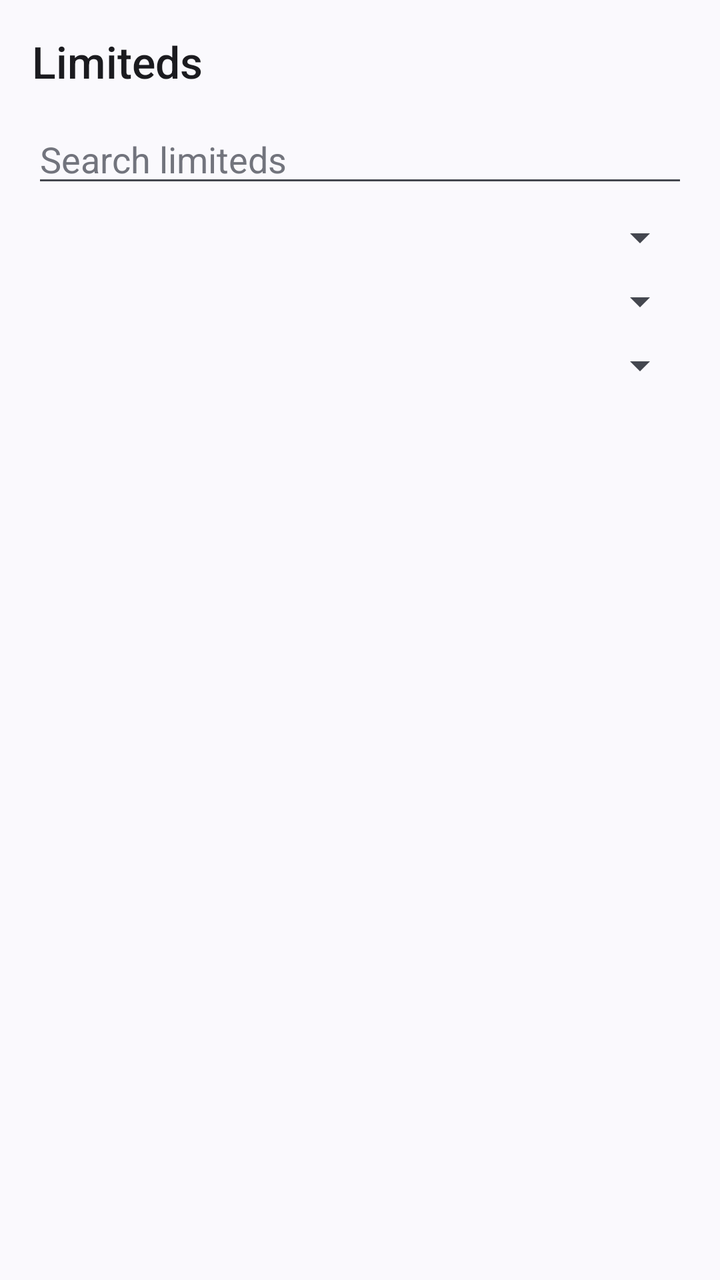
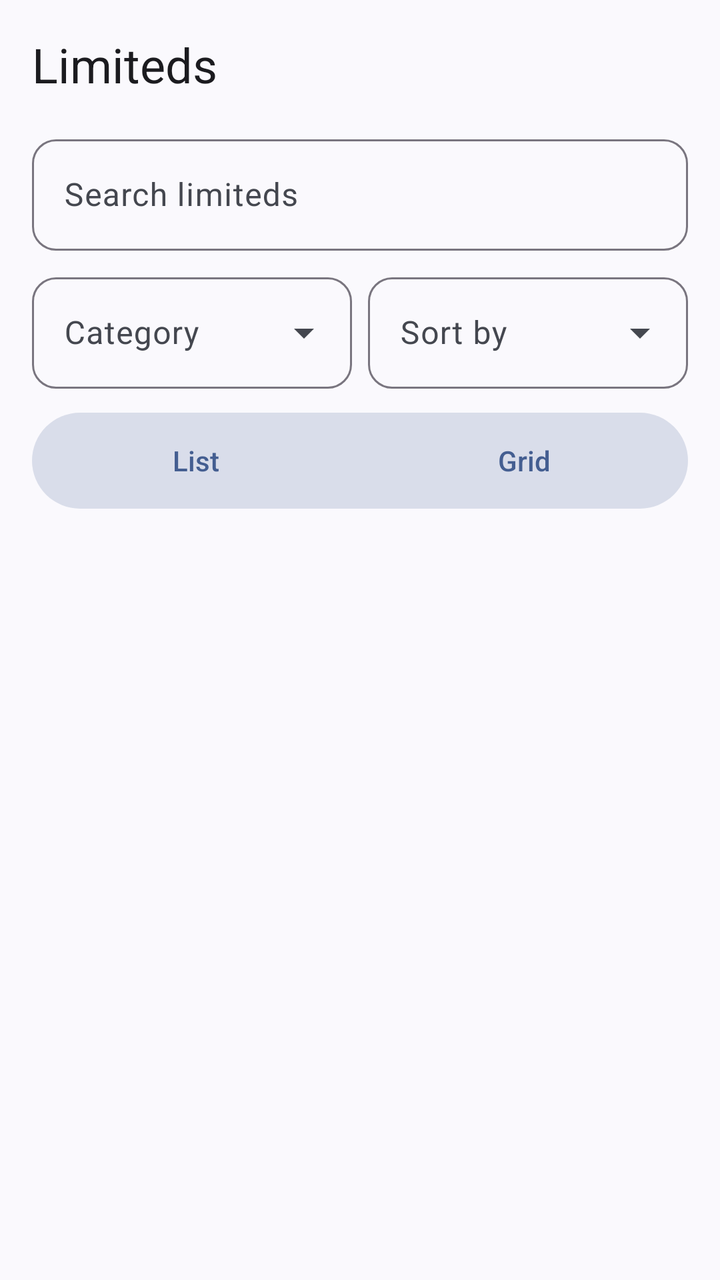

Before-and-after screenshots of an Android layout around one commit, followed by the original layout XML and the change that was made.
<!-- AndroidManifest.xml: application theme Theme.Voidstrap -->
<!-- res/layout/activity_limiteds.xml -->
<?xml version="1.0" encoding="utf-8"?>
<ScrollView xmlns:android="http://schemas.android.com/apk/res/android"
    xmlns:app="http://schemas.android.com/apk/res-auto"
    android:layout_width="match_parent"
    android:layout_height="match_parent"
    android:background="?attr/vsWindow"
    android:fillViewport="true">

    <LinearLayout
        android:layout_width="match_parent"
        android:layout_height="wrap_content"
        android:orientation="vertical"
        android:padding="16dp">

        <TextView
            android:layout_width="wrap_content"
            android:layout_height="wrap_content"
            android:accessibilityHeading="true"
            android:fontFamily="sans-serif-medium"
            android:text="@string/limiteds_title"
            android:textColor="?attr/vsTextPrimary"
            android:textSize="22sp" />

        <EditText
            android:id="@+id/limiteds_search"
            android:layout_width="match_parent"
            android:layout_height="wrap_content"
            android:layout_marginTop="12dp"
            android:hint="@string/limiteds_search"
            android:inputType="text" />

        <Spinner
            android:id="@+id/limiteds_category"
            android:layout_width="match_parent"
            android:layout_height="wrap_content"
            android:layout_marginTop="8dp" />

        <Spinner
            android:id="@+id/limiteds_sort"
            android:layout_width="match_parent"
            android:layout_height="wrap_content"
            android:layout_marginTop="8dp" />

        <Spinner
            android:id="@+id/limiteds_view"
            android:layout_width="match_parent"
            android:layout_height="wrap_content"
            android:layout_marginTop="8dp" />

        <TextView
            android:id="@+id/limiteds_status"
            android:layout_width="match_parent"
            android:layout_height="wrap_content"
            android:layout_marginTop="8dp"
            android:textAppearance="?attr/textAppearanceLabelLarge"
            android:textColor="?attr/vsTextSecondary" />

        <LinearLayout
            android:id="@+id/limiteds_list"
            android:layout_width="match_parent"
            android:layout_height="wrap_content"
            android:layout_marginTop="8dp"
            android:orientation="vertical" />

        <com.google.android.material.button.MaterialButton
            android:id="@+id/limiteds_more"
            style="@style/Widget.Voidstrap.Button"
            android:layout_width="match_parent"
            android:layout_height="wrap_content"
            android:layout_marginTop="12dp"
            android:text="@string/limiteds_more"
            android:visibility="gone" />
    </LinearLayout>
</ScrollView>
<!-- resources referenced by this layout -->
<resources>
  <string name="limiteds_more">Load more</string>
  <string name="limiteds_search">Search limiteds</string>
  <string name="limiteds_title">Limiteds</string>
  <style name="Theme.Voidstrap" parent="Base.Theme.Voidstrap" />
  <style name="Shape.Voidstrap.Pill" parent="">
          <item name="cornerFamily">rounded</item>
          <item name="cornerSize">50%</item>
      </style>
  <dimen name="vs_touch">48dp</dimen>
  <color name="vs_window">@color/vs_p_window</color>
  <color name="vs_sidebar">@color/vs_p_sidebar</color>
  <color name="vs_card">@color/vs_p_card</color>
  <color name="vs_menu">@color/vs_p_menu</color>
  <color name="vs_input">@color/vs_p_input</color>
  <color name="vs_text_primary">@color/vs_p_text_primary</color>
  <color name="vs_text_secondary">@color/vs_p_text_secondary</color>
  <color name="vs_text_tertiary">@color/vs_p_text_tertiary</color>
  <color name="vs_accent">@color/vs_p_primary</color>
  <color name="vs_on_accent">@color/vs_p_on_primary</color>
  <color name="vs_accent_text">@color/vs_p_primary</color>
  <color name="vs_critical">#FFBA1A1A</color>
  <color name="vs_control_stroke">#FF79757F</color>
  <color name="vs_divider">#FFCAC4CF</color>
  <color name="vs_subtle_pressed">#1F1C1B20</color>
  <style name="Shape.Voidstrap.Control" parent="">
          <item name="cornerFamily">rounded</item>
          <item name="cornerSize">@dimen/vs_radius_control</item>
      </style>
  <style name="Shape.Voidstrap.Card" parent="">
          <item name="cornerFamily">rounded</item>
          <item name="cornerSize">@dimen/vs_radius_card</item>
      </style>
  <style name="Shape.Voidstrap.Overlay" parent="">
          <item name="cornerFamily">rounded</item>
          <item name="cornerSize">@dimen/vs_radius_overlay</item>
      </style>
  <style name="ThemeOverlay.Voidstrap.BottomSheet" parent="ThemeOverlay.Material3.BottomSheetDialog">
          <item name="bottomSheetStyle">@style/Widget.Voidstrap.BottomSheet</item>
          <item name="android:navigationBarColor">@android:color/transparent</item>
      </style>
  <style name="Widget.Voidstrap.Snackbar" parent="Widget.Material3.Snackbar">
          <item name="backgroundTint">?attr/vsMenu</item>
          <item name="shapeAppearance">@style/Shape.Voidstrap.Card</item>
      </style>
  <style name="Widget.Voidstrap.SnackbarText" parent="Widget.Material3.Snackbar.TextView">
          <item name="android:textColor">?attr/vsTextPrimary</item>
      </style>
  <style name="Widget.Voidstrap.PopupMenu" parent="Widget.Material3.PopupMenu">
          <item name="android:popupBackground">@drawable/vs_menu_background</item>
      </style>
  <color name="vs_p_window">#FFFDF7FF</color>
  <color name="vs_p_sidebar">#FFF1ECF4</color>
  <color name="vs_p_card">#FFF7F2FA</color>
  <color name="vs_p_menu">#FFECE6EE</color>
  <color name="vs_p_input">#FFE6E1E9</color>
  <color name="vs_p_text_primary">#FF1C1B20</color>
  <color name="vs_p_text_secondary">#FF48454E</color>
  <color name="vs_p_text_tertiary">#FF79757F</color>
  <color name="vs_p_primary">#FF625690</color>
  <color name="vs_p_on_primary">#FFFFFFFF</color>
  <dimen name="vs_radius_control">12dp</dimen>
  <dimen name="vs_radius_card">20dp</dimen>
  <dimen name="vs_radius_overlay">28dp</dimen>
  <style name="Widget.Voidstrap.BottomSheet" parent="Widget.Material3.BottomSheet">
          <item name="backgroundTint">?attr/vsMenu</item>
          <item name="shapeAppearance">@style/Shape.Voidstrap.SheetTop</item>
      </style>
  <!-- drawable vs_menu_background (drawable) -->
  <?xml version="1.0" encoding="utf-8"?>
  <shape xmlns:android="http://schemas.android.com/apk/res/android">
      <solid android:color="?attr/vsMenu" />
      <corners android:radius="@dimen/vs_radius_control" />
  </shape>
  <!-- unchanged entries left out for length: 10 -->
</resources>

<!-- the commit's change to res/layout/activity_limiteds.xml (unified diff, before → after) -->
@@ -1,9 +1,10 @@
 <?xml version="1.0" encoding="utf-8"?>
 <ScrollView xmlns:android="http://schemas.android.com/apk/res/android"
     xmlns:app="http://schemas.android.com/apk/res-auto"
+    android:id="@+id/limiteds_scroll"
     android:layout_width="match_parent"
     android:layout_height="match_parent"
-    android:background="?attr/vsWindow"
+    android:background="?attr/colorSurface"
     android:fillViewport="true">
 
     <LinearLayout
@@ -16,44 +17,93 @@
             android:layout_width="wrap_content"
             android:layout_height="wrap_content"
             android:accessibilityHeading="true"
-            android:fontFamily="sans-serif-medium"
             android:text="@string/limiteds_title"
-            android:textColor="?attr/vsTextPrimary"
-            android:textSize="22sp" />
+            android:textAppearance="?attr/textAppearanceHeadlineSmall"
+            android:textColor="?attr/colorOnSurface" />
 
-        <EditText
-            android:id="@+id/limiteds_search"
+        <com.google.android.material.textfield.TextInputLayout
+            android:layout_width="match_parent"
+            android:layout_height="wrap_content"
+            android:layout_marginTop="16dp"
+            android:hint="@string/limiteds_search"
+            style="@style/Widget.Material3.TextInputLayout.OutlinedBox">
+
+            <com.google.android.material.textfield.TextInputEditText
+                android:id="@+id/limiteds_search"
+                android:layout_width="match_parent"
+                android:layout_height="wrap_content"
+                android:inputType="text"
+                android:singleLine="true" />
+        </com.google.android.material.textfield.TextInputLayout>
+
+        <LinearLayout
+            android:layout_width="match_parent"
+            android:layout_height="wrap_content"
+            android:layout_marginTop="8dp"
+            android:orientation="horizontal">
+
+            <com.google.android.material.textfield.TextInputLayout
+                android:layout_width="0dp"
+                android:layout_height="wrap_content"
+                android:layout_marginEnd="8dp"
+                android:layout_weight="1"
+                android:hint="@string/limiteds_category_label"
+                style="@style/Widget.Material3.TextInputLayout.OutlinedBox.ExposedDropdownMenu">
+
+                <com.google.android.material.textfield.MaterialAutoCompleteTextView
+                    android:id="@+id/limiteds_category"
+                    android:layout_width="match_parent"
+                    android:layout_height="wrap_content"
+                    android:inputType="none" />
+            </com.google.android.material.textfield.TextInputLayout>
+
+            <com.google.android.material.textfield.TextInputLayout
+                android:layout_width="0dp"
+                android:layout_height="wrap_content"
+                android:layout_weight="1"
+                android:hint="@string/limiteds_sort_label"
+                style="@style/Widget.Material3.TextInputLayout.OutlinedBox.ExposedDropdownMenu">
+
+                <com.google.android.material.textfield.MaterialAutoCompleteTextView
+                    android:id="@+id/limiteds_sort"
+                    android:layout_width="match_parent"
+                    android:layout_height="wrap_content"
+                    android:inputType="none" />
+            </com.google.android.material.textfield.TextInputLayout>
+        </LinearLayout>
+
+        <com.google.android.material.button.MaterialButtonToggleGroup
+            android:id="@+id/limiteds_view_toggle"
             android:layout_width="match_parent"
             android:layout_height="wrap_content"
             android:layout_marginTop="12dp"
-            android:hint="@string/limiteds_search"
-            android:inputType="text" />
+            app:selectionRequired="true"
+            app:singleSelection="true">
 
-        <Spinner
-            android:id="@+id/limiteds_category"
-            android:layout_width="match_parent"
-            android:layout_height="wrap_content"
-            android:layout_marginTop="8dp" />
+            <Button
+                android:id="@+id/limiteds_view_list_btn"
+                style="?attr/materialButtonOutlinedStyle"
+                android:layout_width="0dp"
+                android:layout_height="wrap_content"
+                android:layout_weight="1"
+                android:text="@string/limiteds_view_list" />
 
-        <Spinner
-            android:id="@+id/limiteds_sort"
-            android:layout_width="match_parent"
-            android:layout_height="wrap_content"
-            android:layout_marginTop="8dp" />
-
-        <Spinner
-            android:id="@+id/limiteds_view"
-            android:layout_width="match_parent"
-            android:layout_height="wrap_content"
-            android:layout_marginTop="8dp" />
+            <Button
+                android:id="@+id/limiteds_view_grid_btn"
+                style="?attr/materialButtonOutlinedStyle"
+                android:layout_width="0dp"
+                android:layout_height="wrap_content"
+                android:layout_weight="1"
+                android:text="@string/limiteds_view_grid" />
+        </com.google.android.material.button.MaterialButtonToggleGroup>
 
         <TextView
             android:id="@+id/limiteds_status"
             android:layout_width="match_parent"
             android:layout_height="wrap_content"
-            android:layout_marginTop="8dp"
+            android:layout_marginTop="12dp"
             android:textAppearance="?attr/textAppearanceLabelLarge"
-            android:textColor="?attr/vsTextSecondary" />
+            android:textColor="?attr/colorOnSurfaceVariant" />
 
         <LinearLayout
             android:id="@+id/limiteds_list"
@@ -64,7 +114,7 @@
 
         <com.google.android.material.button.MaterialButton
             android:id="@+id/limiteds_more"
-            style="@style/Widget.Voidstrap.Button"
+            style="@style/Widget.Material3.Button.TonalButton"
             android:layout_width="match_parent"
             android:layout_height="wrap_content"
             android:layout_marginTop="12dp"
<!-- resource entries referenced after the edit -->
@@ -1,8 +1,12 @@
 <!-- resources referenced by this layout -->
 <resources>
+  <string name="limiteds_category_label">Category</string>
   <string name="limiteds_more">Load more</string>
   <string name="limiteds_search">Search limiteds</string>
+  <string name="limiteds_sort_label">Sort by</string>
   <string name="limiteds_title">Limiteds</string>
+  <string name="limiteds_view_grid">Grid</string>
+  <string name="limiteds_view_list">List</string>
   <style name="Theme.Voidstrap" parent="Base.Theme.Voidstrap" />
   <style name="Shape.Voidstrap.Pill" parent="">
           <item name="cornerFamily">rounded</item>
